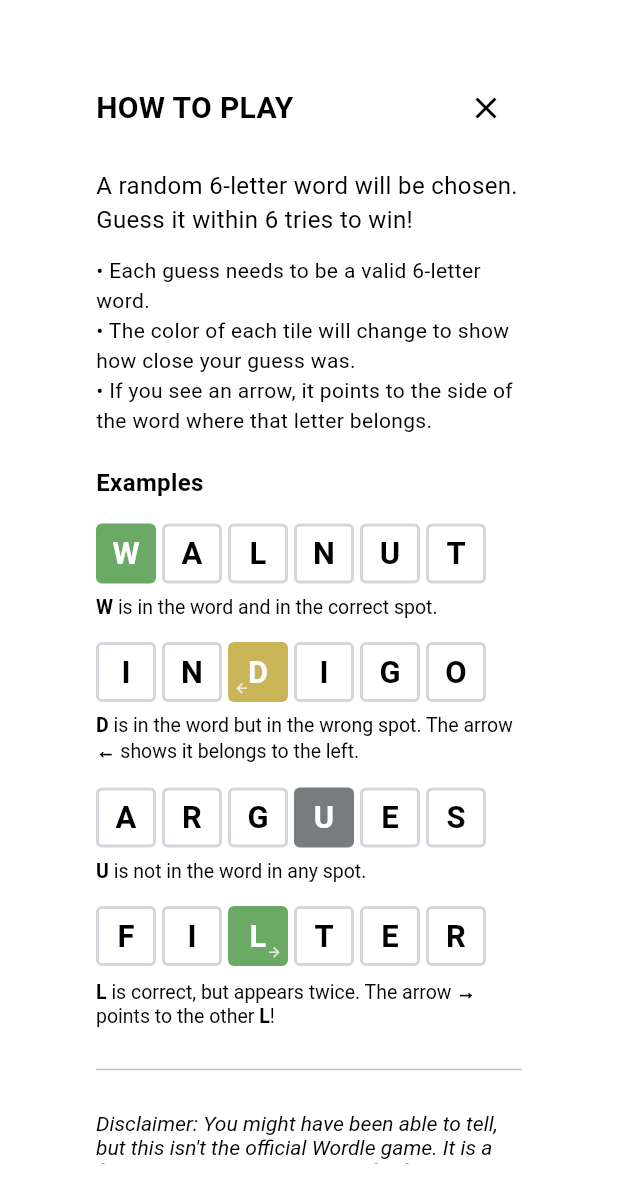
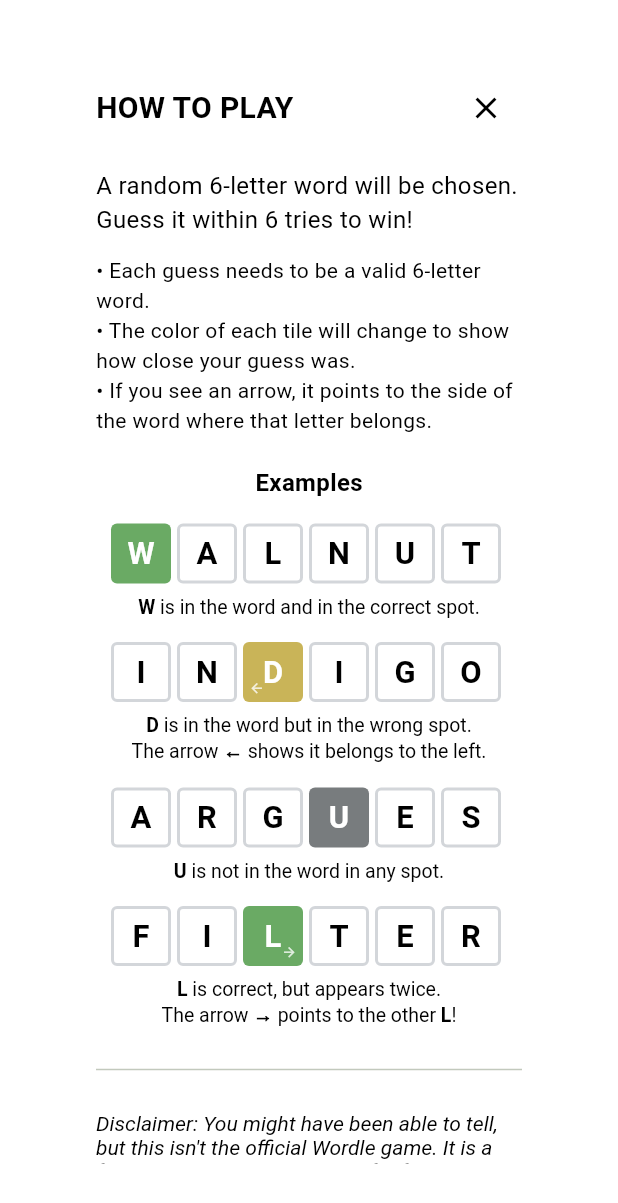
Before and after one commit to gridlocdev/wor6le, a Flutter app: the HelpDialog widget shown alone on an empty page, opened directly, on a phone screen of 412 x 824 dp. Shown: the top 1203 px of the screen. Run offline on Flutter 3.47's test engine with Material 3 defaults, Android fonts, the phone set to English and light mode, and no system bars; our stand-ins replace shared_preferences; accounts and stored records are empty; project files that could hold a hidden picture were left out.

Commit message:
center-align examples section

```diff
--- a/lib/dialogs/help_dialog.dart
+++ b/lib/dialogs/help_dialog.dart
@@ -72,12 +72,14 @@ class HelpDialog extends StatelessWidget {
                 ),
               ),
               const SizedBox(height: 20),
-              Text(
-                'Examples',
-                style: TextStyle(
-                  fontSize: 16,
-                  fontWeight: FontWeight.bold,
-                  color: AppColors.getTextColorForBackground(darkMode),
+              Center(
+                child: Text(
+                  'Examples',
+                  style: TextStyle(
+                    fontSize: 16,
+                    fontWeight: FontWeight.bold,
+                    color: AppColors.getTextColorForBackground(darkMode),
+                  ),
                 ),
               ),
               const SizedBox(height: 16),
@@ -111,7 +113,8 @@ class HelpDialog extends StatelessWidget {
                       style: TextStyle(fontWeight: FontWeight.bold),
                     ),
                     const TextSpan(
-                      text: ' is in the word but in the wrong spot. The arrow ',
+                      text:
+                          ' is in the word but in the wrong spot. \nThe arrow ',
                     ),
                     const TextSpan(
                       text: '←',
@@ -162,7 +165,7 @@ class HelpDialog extends StatelessWidget {
                       style: TextStyle(fontWeight: FontWeight.bold),
                     ),
                     const TextSpan(
-                      text: ' is correct, but appears twice. The arrow ',
+                      text: ' is correct, but appears twice. \nThe arrow ',
                     ),
                     const TextSpan(
                       text: '→',
@@ -241,9 +244,10 @@ class HelpDialog extends StatelessWidget {
 
   Widget _buildExample(InlineSpan description, List<TileState> tiles) {
     return Column(
-      crossAxisAlignment: CrossAxisAlignment.start,
+      crossAxisAlignment: CrossAxisAlignment.center,
       children: [
         Row(
+          mainAxisAlignment: MainAxisAlignment.center,
           children: tiles
               .map(
                 (tile) => Padding(
@@ -263,6 +267,7 @@ class HelpDialog extends StatelessWidget {
         ),
         const SizedBox(height: 8),
         RichText(
+          textAlign: TextAlign.center,
           text: TextSpan(
             style: TextStyle(
               fontSize: 13,
```
